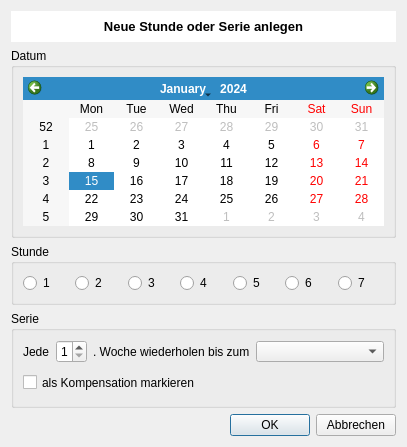
First picture: the form in NeueStunde.ui, repository pyphil/Kursbuch, before the edit.
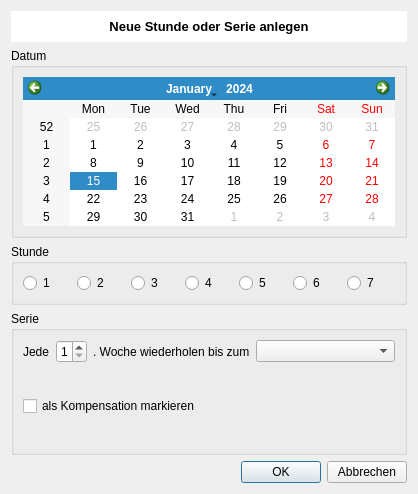
Second picture: the form after the edit. Icons and pictures are not drawn.

Commit message: size corrections

What changed in the file:
```diff
--- a/NeueStunde.ui
+++ b/NeueStunde.ui
@@ -10,9 +10,15 @@
     <x>0</x>
     <y>0</y>
     <width>407</width>
-    <height>447</height>
+    <height>494</height>
    </rect>
   </property>
+  <property name="sizePolicy">
+   <sizepolicy hsizetype="Expanding" vsizetype="Expanding">
+    <horstretch>0</horstretch>
+    <verstretch>0</verstretch>
+   </sizepolicy>
+  </property>
   <property name="windowTitle">
    <string>Neue Stunde</string>
   </property>
@@ -188,23 +194,11 @@
           <item>
            <widget class="QComboBox" name="comboBoxSerie">
             <property name="sizePolicy">
-             <sizepolicy hsizetype="Expanding" vsizetype="Expanding">
+             <sizepolicy hsizetype="Expanding" vsizetype="Fixed">
               <horstretch>0</horstretch>
               <verstretch>0</verstretch>
              </sizepolicy>
             </property>
-            <property name="minimumSize">
-             <size>
-              <width>51</width>
-              <height>21</height>
-             </size>
-            </property>
-            <property name="maximumSize">
-             <size>
-              <width>16777215</width>
-              <height>20</height>
-             </size>
-            </property>
             <property name="inputMethodHints">
              <set>Qt::ImhNone</set>
             </property>
```
The commit also changes 1 other file.
